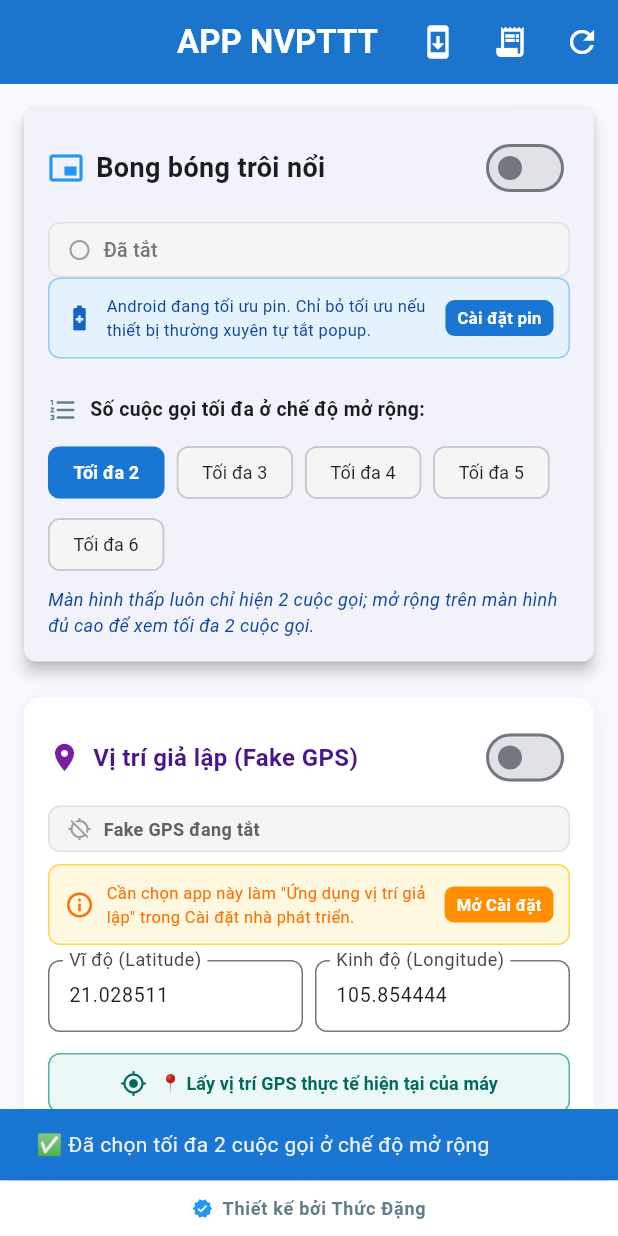
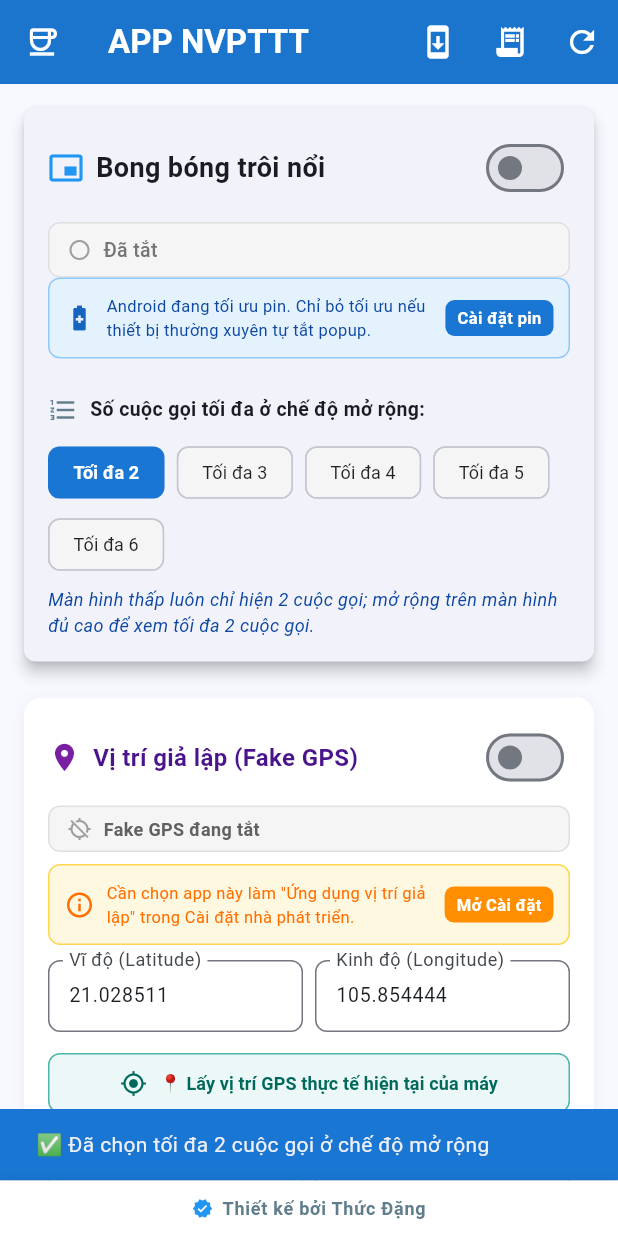
Before and after one commit to thucdang0604/calllog-app, a Flutter app: the screen it shows after launch, after a tap on an icon or button, on a phone screen of 412 x 824 dp. Run offline on Flutter 3.47's test engine with Material 3 defaults, Android fonts, the phone set to English and light mode, and no system bars; our stand-ins replace flutter_map, latlong2, permission_handler, shared_preferences.

Commit message:
Move donate entry to app bar

```diff
--- a/lib/screens/simple_home_screen.dart
+++ b/lib/screens/simple_home_screen.dart
@@ -64,6 +64,8 @@ class _SimpleHomeScreenState extends State<SimpleHomeScreen>
   Widget build(BuildContext context) {
     return Scaffold(
       appBar: AppBar(
+        leading: const _DonateCardWidget(),
+        centerTitle: false,
         title: const Text(
           'APP NVPTTT',
           style: TextStyle(fontWeight: FontWeight.bold, color: Colors.white),
@@ -172,9 +174,6 @@ class _SimpleHomeScreenState extends State<SimpleHomeScreen>
 
                 // 2 cuộc gọi gần nhất (preview)
                 _buildLatestCallsPreview(provider),
-
-                // Card Donate & Ủng hộ tác giả
-                const _DonateCardWidget(),
               ],
             ),
           );
@@ -614,22 +613,10 @@ class _DonateCardWidget extends StatelessWidget {
 
   @override
   Widget build(BuildContext context) {
-    return Padding(
-      padding: const EdgeInsets.symmetric(horizontal: 16, vertical: 12),
-      child: SizedBox(
-        width: double.infinity,
-        child: OutlinedButton.icon(
-          onPressed: () => _showDonateDialog(context),
-          icon: const Icon(Icons.coffee_outlined),
-          label: const Text('Ủng hộ tác giả (Donate)'),
-          style: OutlinedButton.styleFrom(
-            foregroundColor: Colors.orange.shade900,
-            backgroundColor: Colors.amber.shade50,
-            side: BorderSide(color: Colors.amber.shade300),
-            padding: const EdgeInsets.symmetric(vertical: 13),
-          ),
-        ),
-      ),
+    return IconButton(
+      onPressed: () => _showDonateDialog(context),
+      icon: const Icon(Icons.coffee_outlined, color: Colors.white),
+      tooltip: 'Ủng hộ tác giả (Donate)',
     );
   }
 
--- a/pubspec.yaml
+++ b/pubspec.yaml
@@ -16,7 +16,7 @@ publish_to: 'none' # Remove this line if you wish to publish to pub.dev
 # https://developer.apple.com/library/archive/documentation/General/Reference/InfoPlistKeyReference/Articles/CoreFoundationKeys.html
 # In Windows, build-name is used as the major, minor, and patch parts
 # of the product and file versions while build-number is used as the build suffix.
-version: 1.0.6+7
+version: 1.0.7+8
 
 environment:
   sdk: ^3.8.1
```
Also changed, not shown: 2 other files.
